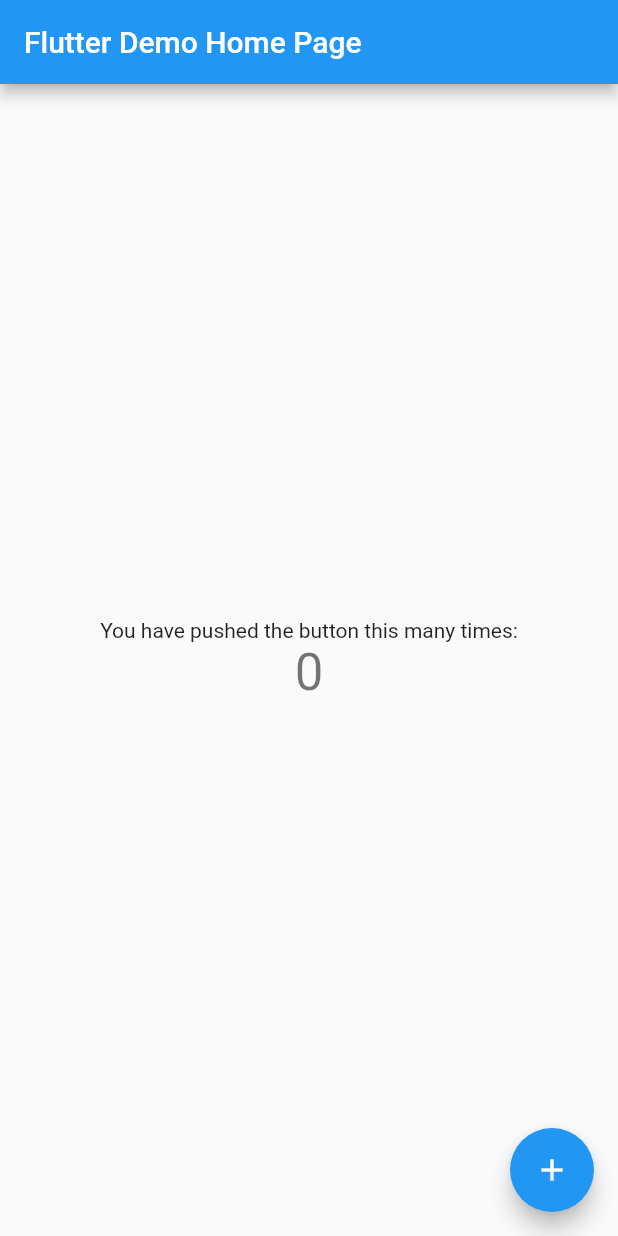
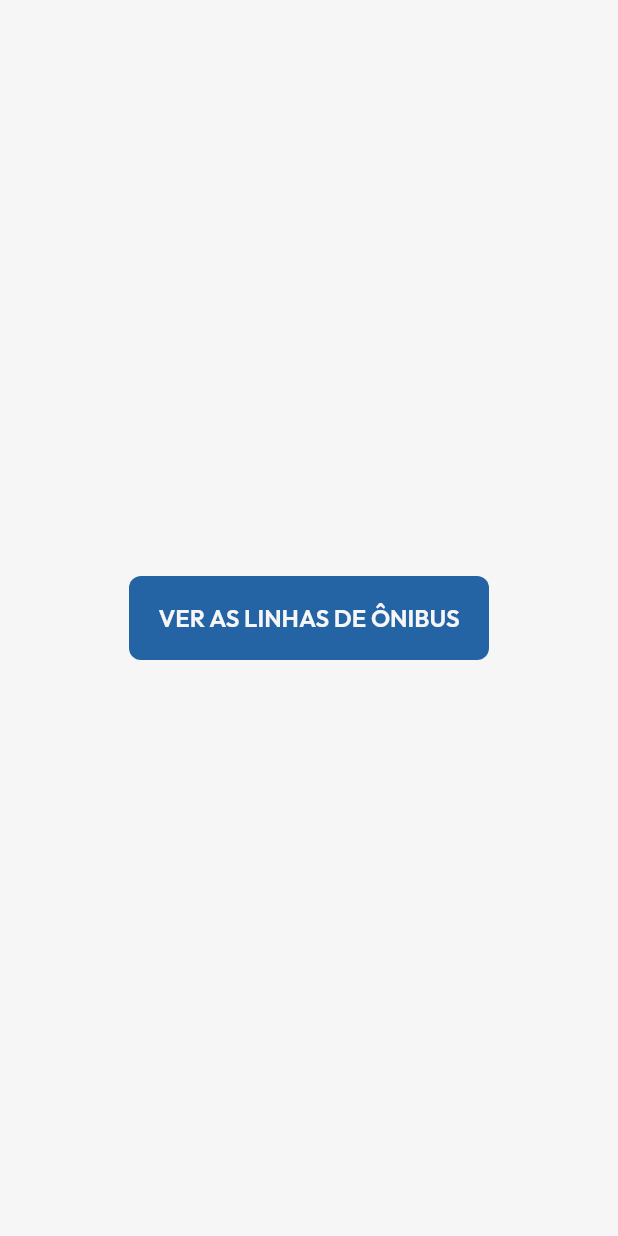
Before and after one commit to The-4Four/izi-bus, a Flutter app: the screen it shows after launch, on a phone screen of 412 x 824 dp. Run offline on Flutter 3.47's test engine with Material 2 defaults, Android fonts, the light colour scheme and no system bars; our stand-ins replace google_fonts.

Commit message:
chore: Estilização da paleta de cores. Estilização dos textos. Criação da tela inicial do aplicativo.

```diff
--- a/lib/main.dart
+++ b/lib/main.dart
@@ -1,115 +1,21 @@
 import 'package:flutter/material.dart';
+import 'package:izi_bus/shared/themes/app_colors.dart';
+import 'package:izi_bus/modules/home/home.dart';
 
 void main() {
-  runApp(const MyApp());
+  runApp(const AppWidget());
 }
 
-class MyApp extends StatelessWidget {
-  const MyApp({Key? key}) : super(key: key);
-
-  // This widget is the root of your application.
+class AppWidget extends StatelessWidget {
+  const AppWidget({Key? key}) : super(key: key);
   @override
   Widget build(BuildContext context) {
     return MaterialApp(
-      title: 'Flutter Demo',
+      title: 'Izi Bus',
       theme: ThemeData(
-        // This is the theme of your application.
-        //
-        // Try running your application with "flutter run". You'll see the
-        // application has a blue toolbar. Then, without quitting the app, try
-        // changing the primarySwatch below to Colors.green and then invoke
-        // "hot reload" (press "r" in the console where you ran "flutter run",
-        // or simply save your changes to "hot reload" in a Flutter IDE).
-        // Notice that the counter didn't reset back to zero; the application
-        // is not restarted.
-        primarySwatch: Colors.blue,
+        primaryColor: AppColors.primary,
       ),
-      home: const MyHomePage(title: 'Flutter Demo Home Page'),
+      home: const Home(),
     );
   }
 }
-
-class MyHomePage extends StatefulWidget {
-  const MyHomePage({Key? key, required this.title}) : super(key: key);
-
-  // This widget is the home page of your application. It is stateful, meaning
-  // that it has a State object (defined below) that contains fields that affect
-  // how it looks.
-
-  // This class is the configuration for the state. It holds the values (in this
-  // case the title) provided by the parent (in this case the App widget) and
-  // used by the build method of the State. Fields in a Widget subclass are
-  // always marked "final".
-
-  final String title;
-
-  @override
-  State<MyHomePage> createState() => _MyHomePageState();
-}
-
-class _MyHomePageState extends State<MyHomePage> {
-  int _counter = 0;
-
-  void _incrementCounter() {
-    setState(() {
-      // This call to setState tells the Flutter framework that something has
-      // changed in this State, which causes it to rerun the build method below
-      // so that the display can reflect the updated values. If we changed
-      // _counter without calling setState(), then the build method would not be
-      // called again, and so nothing would appear to happen.
-      _counter++;
-    });
-  }
-
-  @override
-  Widget build(BuildContext context) {
-    // This method is rerun every time setState is called, for instance as done
-    // by the _incrementCounter method above.
-    //
-    // The Flutter framework has been optimized to make rerunning build methods
-    // fast, so that you can just rebuild anything that needs updating rather
-    // than having to individually change instances of widgets.
-    return Scaffold(
-      appBar: AppBar(
-        // Here we take the value from the MyHomePage object that was created by
-        // the App.build method, and use it to set our appbar title.
-        title: Text(widget.title),
-      ),
-      body: Center(
-        // Center is a layout widget. It takes a single child and positions it
-        // in the middle of the parent.
-        child: Column(
-          // Column is also a layout widget. It takes a list of children and
-          // arranges them vertically. By default, it sizes itself to fit its
-          // children horizontally, and tries to be as tall as its parent.
-          //
-          // Invoke "debug painting" (press "p" in the console, choose the
-          // "Toggle Debug Paint" action from the Flutter Inspector in Android
-          // Studio, or the "Toggle Debug Paint" command in Visual Studio Code)
-          // to see the wireframe for each widget.
-          //
-          // Column has various properties to control how it sizes itself and
-          // how it positions its children. Here we use mainAxisAlignment to
-          // center the children vertically; the main axis here is the vertical
-          // axis because Columns are vertical (the cross axis would be
-          // horizontal).
-          mainAxisAlignment: MainAxisAlignment.center,
-          children: <Widget>[
-            const Text(
-              'You have pushed the button this many times:',
-            ),
-            Text(
-              '$_counter',
-              style: Theme.of(context).textTheme.headline4,
-            ),
-          ],
-        ),
-      ),
-      floatingActionButton: FloatingActionButton(
-        onPressed: _incrementCounter,
-        tooltip: 'Increment',
-        child: const Icon(Icons.add),
-      ), // This trailing comma makes auto-formatting nicer for build methods.
-    );
-  }
-}
--- /dev/null
+++ b/lib/modules/home/home.dart
@@ -0,0 +1,33 @@
+import 'package:flutter/material.dart';
+import 'package:izi_bus/shared/themes/app_colors.dart';
+import 'package:izi_bus/shared/themes/app_text_styles.dart';
+
+class Home extends StatelessWidget {
+  const Home({Key? key}) : super(key: key);
+
+  @override
+  Widget build(BuildContext context) {
+    return Scaffold(
+      backgroundColor: AppColors.background,
+      body: Center(
+          child: Container(
+        decoration: const BoxDecoration(
+          borderRadius: BorderRadius.all(Radius.circular(8)),
+          color: AppColors.primary,
+        ),
+        width: 240,
+        height: 56,
+        alignment: Alignment.center,
+        child: Positioned(
+          left: 0,
+          right: 0,
+          child: Text(
+            "VER AS LINHAS DE ÔNIBUS",
+            style: TextStyles.button,
+            textAlign: TextAlign.center,
+          ),
+        ),
+      )),
+    );
+  }
+}
--- /dev/null
+++ b/lib/shared/themes/app_colors.dart
@@ -0,0 +1,11 @@
+import 'package:flutter/material.dart';
+
+class AppColors {
+  static const primary = Color(0xFF2463A4);
+  static const secondary = Color(0xFFDB3B4A);
+  static const gray = Color(0xFF585666);
+  static const textPrimary = Color(0xFF2B2B32);
+  static const textCaption = Color(0xFF585666);
+  static const buttons = Color(0xFFF6F6F6);
+  static const background = Color(0xFFF6F6F6);
+}
--- /dev/null
+++ b/lib/shared/themes/app_text_styles.dart
@@ -0,0 +1,21 @@
+import 'package:google_fonts/google_fonts.dart';
+import 'package:flutter/material.dart';
+import 'package:izi_bus/shared/themes/app_colors.dart';
+
+class TextStyles {
+  static final cardTitle = GoogleFonts.outfit(
+    fontSize: 24,
+    fontWeight: FontWeight.w600,
+    color: AppColors.textPrimary,
+  );
+  static final cardCaption = GoogleFonts.outfit(
+    fontSize: 12,
+    fontWeight: FontWeight.w400,
+    color: AppColors.textCaption,
+  );
+  static final button = GoogleFonts.outfit(
+    fontSize: 16,
+    fontWeight: FontWeight.w600,
+    color: AppColors.buttons,
+  );
+}
--- a/pubspec.yaml
+++ b/pubspec.yaml
@@ -34,6 +34,7 @@
   # The following adds the Cupertino Icons font to your application.
   # Use with the CupertinoIcons class for iOS style icons.
   cupertino_icons: ^1.0.2
+  google_fonts: ^2.1.0
 
 dev_dependencies:
   flutter_test:
```
Also changed, not shown: pubspec.lock, 1 other file.
